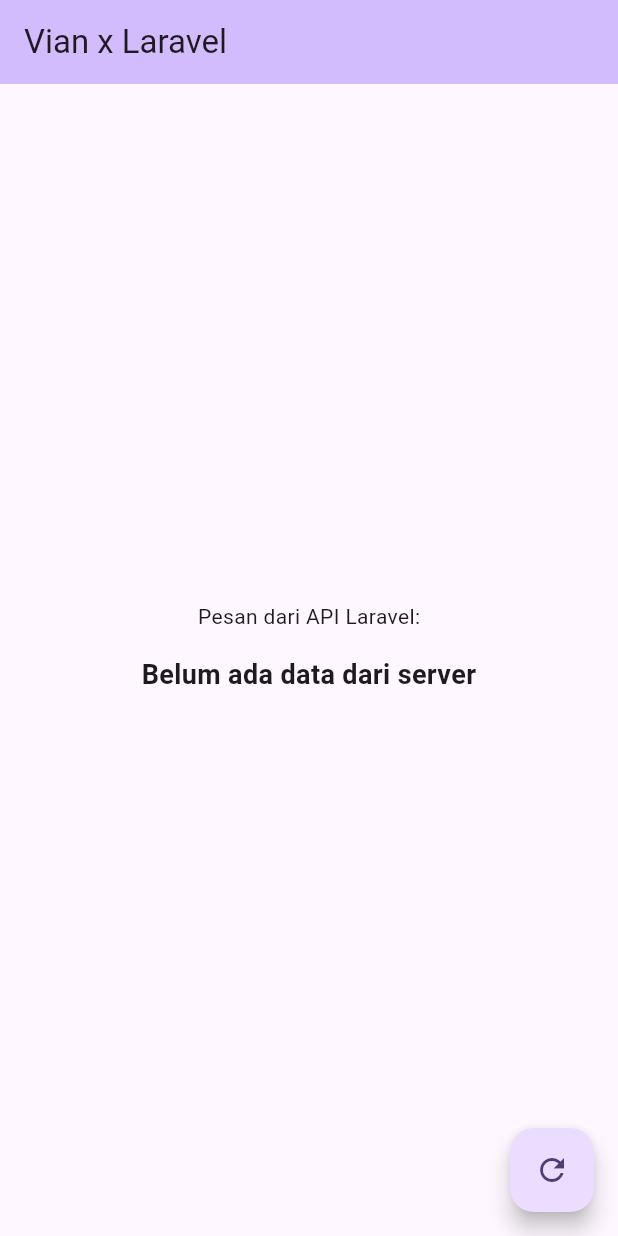
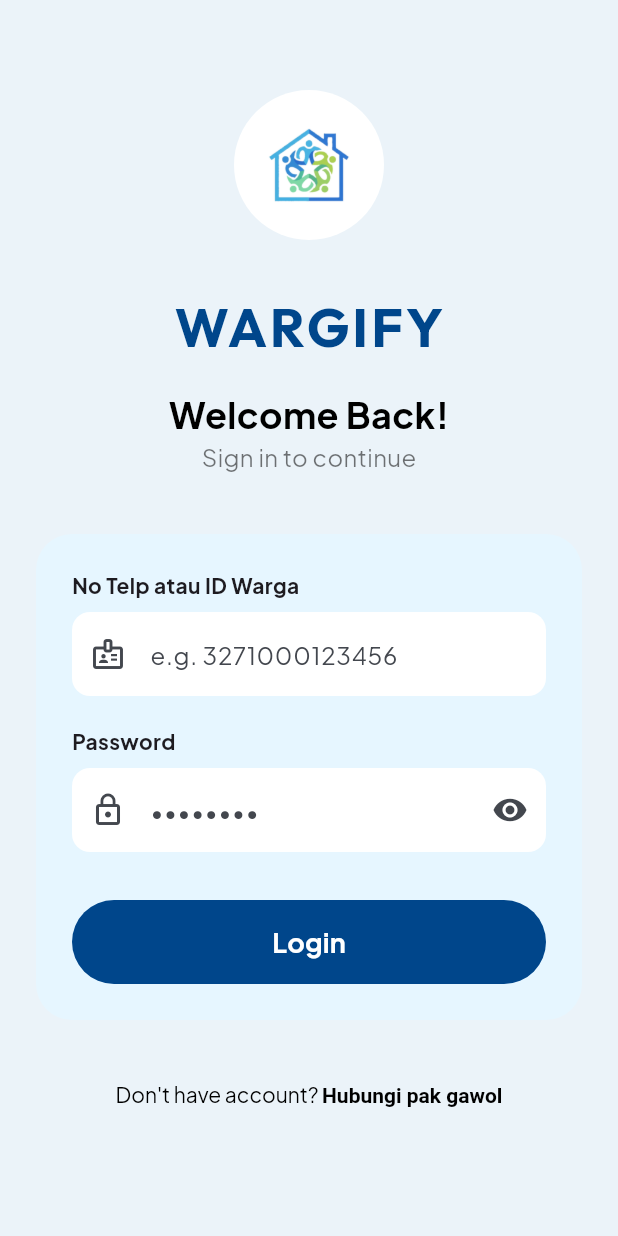
Before and after one commit to Algaray02/Wargify-Frontend, a Flutter app: the screen it shows after launch, on a phone screen of 412 x 824 dp. Run offline on Flutter 3.47's test engine with Material 3 defaults, Android fonts, the phone set to English and light mode, and no system bars; our stand-ins replace dio, google_fonts, shared_preferences.

Commit message:
feat: add authentication flow with login and logout functionality
- Created ApiEndpoints class for managing API endpoints.
- Added AppColors class for consistent color management.
- Implemented UserModel for user data representation.
- Developed LoginScreen for user authentication with input validation and loading state.
- Created DashboardScreen as a placeholder for the main application interface.
- Implemented AuthService for handling login, logout, and user session management.
- Added PrimaryButton widget for reusable button design.

```diff
--- /dev/null
+++ b/lib/core/constants/api_endpoints.dart
@@ -0,0 +1,9 @@
+class ApiEndpoints {
+  // Ganti dengan IP Local Komputer kamu (Cek via 'hostname -I' atau 'ip addr')
+  // PENTING: Pastikan IP ini adalah IP server di jaringan lokal yang SAMA dengan hape
+  static const String baseUrl = 'http://10.217.174.32:8081/api/v1';
+
+  static const String login = '/login';
+  static const String logout = '/logout';
+  static const String me = '/me';
+}
--- /dev/null
+++ b/lib/core/constants/colors.dart
@@ -0,0 +1,15 @@
+import 'package:flutter/material.dart';
+
+class AppColors {
+  static const primary = Color(0xFF00468B);
+  static const secondary = Color(0xFFE6F6FF);
+  static const background = Color(0xFFEBF3F9);
+  static const danger = Color(0xFFAD1114);
+  static const dangerLight = Color(0xFFBA3F42);
+  static const success = Color(0xFF2A6B2C);
+  static const successLight = Color(0xFFACF44A);
+
+  static const textPrimary = Colors.black;
+  static const textSecondary = Colors.black54;
+  static const white = Colors.white;
+}
--- a/lib/main.dart
+++ b/lib/main.dart
@@ -1,76 +1,38 @@
 import 'package:flutter/material.dart';
-import 'services/api_service.dart'; // pastikan kamu sudah buat file ini
+import 'package:google_fonts/google_fonts.dart';
+import 'core/constants/colors.dart';
+import 'screens/auth/login_screen.dart';
+import 'screens/dashboard/dashboard_screen.dart';
+import 'services/auth/auth_service.dart';
 
-void main() {
-  runApp(const MyApp());
+void main() async {
+  WidgetsFlutterBinding.ensureInitialized();
+
+  final authService = AuthService();
+  final bool loggedIn = await authService.isLoggedIn();
+
+  runApp(MyApp(initialPage: loggedIn ? const DashboardScreen() : const LoginScreen()));
 }
 
 class MyApp extends StatelessWidget {
-  const MyApp({super.key});
+  final Widget initialPage;
+
+  const MyApp({super.key, required this.initialPage});
 
   @override
   Widget build(BuildContext context) {
     return MaterialApp(
-      title: 'Flutter Laravel Test',
+      title: 'Wargify',
+      debugShowCheckedModeBanner: false,
       theme: ThemeData(
-        colorScheme: ColorScheme.fromSeed(seedColor: Colors.deepPurple),
+        colorScheme: ColorScheme.fromSeed(
+          seedColor: AppColors.primary,
+          primary: AppColors.primary,
+        ),
         useMaterial3: true,
+        textTheme: GoogleFonts.plusJakartaSansTextTheme(),
       ),
-      home: const MyHomePage(title: 'Vian x Laravel'),
+      home: initialPage,
     );
   }
 }
-
-class MyHomePage extends StatefulWidget {
-  const MyHomePage({super.key, required this.title});
-  final String title;
-
-  @override
-  State<MyHomePage> createState() => _MyHomePageState();
-}
-
-class _MyHomePageState extends State<MyHomePage> {
-  // Tambahkan variable untuk menampung respon dari Laravel
-  String _responseMessage = 'Belum ada data dari server';
-
-  // Fungsi untuk memanggil API
-  void _fetchData() async {
-    // Memanggil class ApiService yang kita buat sebelumnya
-    String message = await ApiService().cekKoneksi();
-
-    setState(() {
-      _responseMessage = message;
-    });
-  }
-
-  @override
-  Widget build(BuildContext context) {
-    return Scaffold(
-      appBar: AppBar(
-        backgroundColor: Theme.of(context).colorScheme.inversePrimary,
-        title: Text(widget.title),
-      ),
-      body: Center(
-        child: Column(
-          mainAxisAlignment: MainAxisAlignment.center,
-          children: [
-            const Text('Pesan dari API Laravel:'),
-            Padding(
-              padding: const EdgeInsets.all(16.0),
-              child: Text(
-                _responseMessage, // Menampilkan respon di sini
-                textAlign: TextAlign.center,
-                style: const TextStyle(fontWeight: FontWeight.bold, fontSize: 18),
-              ),
-            ),
-          ],
-        ),
-      ),
-      floatingActionButton: FloatingActionButton(
-        onPressed: _fetchData, // Ganti fungsi increment jadi fetch data
-        tooltip: 'Ambil Data',
-        child: const Icon(Icons.refresh),
-      ),
-    );
-  }
-}
--- /dev/null
+++ b/lib/models/user_model.dart
@@ -0,0 +1,34 @@
+class UserModel {
+  final String userId;
+  final String fullName;
+  final String username;
+  final String role;
+
+  UserModel({
+    required this.userId,
+    required this.fullName,
+    required this.username,
+    required this.role,
+  });
+
+  factory UserModel.fromJson(Map<String, dynamic> json) {
+    return UserModel(
+      userId: json['user_id'] ?? '',
+      fullName: json['full_name'] ?? '',
+      username: json['username'] ?? '',
+      role: json['role'] ?? '',
+    );
+  }
+
+  Map<String, dynamic> toJson() {
+    return {
+      'user_id': userId,
+      'full_name': fullName,
+      'username': username,
+      'role': role,
+    };
+  }
+
+  @override
+  String toString() => fullName;
+}
--- /dev/null
+++ b/lib/screens/auth/login_screen.dart
@@ -0,0 +1,202 @@
+import 'package:flutter/material.dart';
+import 'package:google_fonts/google_fonts.dart';
+import '../../core/constants/colors.dart';
+import '../../services/auth/auth_service.dart';
+import '../../widgets/common/primary_button.dart';
+import '../dashboard/dashboard_screen.dart';
+
+class LoginScreen extends StatefulWidget {
+  const LoginScreen({super.key});
+
+  @override
+  State<LoginScreen> createState() => _LoginScreenState();
+}
+
+class _LoginScreenState extends State<LoginScreen> {
+  final _usernameController = TextEditingController();
+  final _passwordController = TextEditingController();
+  final _authService = AuthService();
+  bool _isLoading = false;
+  bool _isPasswordVisible = false;
+
+  Future<void> _handleLogin() async {
+    if (_usernameController.text.isEmpty || _passwordController.text.isEmpty) {
+      ScaffoldMessenger.of(context).showSnackBar(
+        const SnackBar(content: Text('Harap isi semua field')),
+      );
+      return;
+    }
+
+    setState(() => _isLoading = true);
+
+    try {
+      await _authService.login(
+        _usernameController.text,
+        _passwordController.text,
+      );
+
+      if (mounted) {
+        Navigator.of(context).pushReplacement(
+          MaterialPageRoute(builder: (context) => const DashboardScreen()),
+        );
+      }
+    } catch (e) {
+      if (mounted) {
+        ScaffoldMessenger.of(context).showSnackBar(
+          SnackBar(content: Text(e.toString().replaceAll('Exception: ', ''))),
+        );
+      }
+    } finally {
+      if (mounted) setState(() => _isLoading = false);
+    }
+  }
+
+  @override
+  Widget build(BuildContext context) {
+    return Scaffold(
+      backgroundColor: AppColors.background,
+      body: SafeArea(
+        child: SingleChildScrollView(
+          padding: const EdgeInsets.symmetric(horizontal: 24.0),
+          child: Column(
+            crossAxisAlignment: CrossAxisAlignment.center,
+            children: [
+              const SizedBox(height: 60),
+              // Logo
+              Container(
+                width: 100,
+                height: 100,
+                decoration: const BoxDecoration(
+                  shape: BoxShape.circle,
+                  color: AppColors.white,
+                ),
+                child: Padding(
+                  padding: const EdgeInsets.all(12.0),
+                  child: Image.asset(
+                    'assets/images/logo.png',
+                    errorBuilder: (context, error, stackTrace) =>
+                        const Icon(Icons.home_work, size: 50, color: AppColors.primary),
+                  ),
+                ),
+              ),
+              const SizedBox(height: 32),
+              Text(
+                'WARGIFY',
+                style: GoogleFonts.outfit(
+                  fontSize: 36,
+                  fontWeight: FontWeight.bold,
+                  color: AppColors.primary,
+                  letterSpacing: 2,
+                ),
+              ),
+              const SizedBox(height: 16),
+              Text(
+                'Welcome Back!',
+                style: GoogleFonts.plusJakartaSans(
+                  fontSize: 24,
+                  fontWeight: FontWeight.bold,
+                  color: AppColors.textPrimary,
+                ),
+              ),
+              Text(
+                'Sign in to continue',
+                style: GoogleFonts.plusJakartaSans(
+                  fontSize: 16,
+                  color: AppColors.textSecondary,
+                ),
+              ),
+              const SizedBox(height: 40),
+              // Login Card
+              Container(
+                padding: const EdgeInsets.all(24),
+                decoration: BoxDecoration(
+                  color: AppColors.secondary,
+                  borderRadius: BorderRadius.circular(24),
+                ),
+                child: Column(
+                  crossAxisAlignment: CrossAxisAlignment.start,
+                  children: [
+                    Text(
+                      'No Telp atau ID Warga',
+                      style: GoogleFonts.plusJakartaSans(
+                        fontWeight: FontWeight.bold,
+                        fontSize: 14,
+                      ),
+                    ),
+                    const SizedBox(height: 8),
+                    TextField(
+                      controller: _usernameController,
+                      decoration: InputDecoration(
+                        hintText: 'e.g. 3271000123456',
+                        prefixIcon: const Icon(Icons.badge_outlined),
+                        fillColor: AppColors.white,
+                        filled: true,
+                        border: OutlineInputBorder(
+                          borderRadius: BorderRadius.circular(12),
+                          borderSide: BorderSide.none,
+                        ),
+                      ),
+                    ),
+                    const SizedBox(height: 20),
+                    Text(
+                      'Password',
+                      style: GoogleFonts.plusJakartaSans(
+                        fontWeight: FontWeight.bold,
+                        fontSize: 14,
+                      ),
+                    ),
+                    const SizedBox(height: 8),
+                    TextField(
+                      controller: _passwordController,
+                      obscureText: !_isPasswordVisible,
+                      decoration: InputDecoration(
+                        hintText: '••••••••',
+                        prefixIcon: const Icon(Icons.lock_outline),
+                        suffixIcon: IconButton(
+                          icon: Icon(
+                            _isPasswordVisible
+                                ? Icons.visibility_off
+                                : Icons.visibility,
+                          ),
+                          onPressed: () => setState(
+                              () => _isPasswordVisible = !_isPasswordVisible),
+                        ),
+                        fillColor: AppColors.white,
+                        filled: true,
+                        border: OutlineInputBorder(
+                          borderRadius: BorderRadius.circular(12),
+                          borderSide: BorderSide.none,
+                        ),
+                      ),
+                    ),
+                    const SizedBox(height: 32),
+                    PrimaryButton(
+                      label: 'Login',
+                      isLoading: _isLoading,
+                      onPressed: _handleLogin,
+                    ),
+                  ],
+                ),
+              ),
+              const SizedBox(height: 40),
+              RichText(
+                textAlign: TextAlign.center,
+                text: TextSpan(
+                  style: GoogleFonts.plusJakartaSans(color: AppColors.textPrimary, fontSize: 14),
+                  children: const [
+                    TextSpan(text: "Don't have account? "),
+                    TextSpan(
+                      text: "Hubungi pak gawol",
+                      style: TextStyle(fontWeight: FontWeight.bold),
+                    ),
+                  ],
+                ),
+              ),
+              const SizedBox(height: 20),
+            ],
+          ),
+        ),
+      ),
+    );
+  }
+}
--- a/lib/services/api_service.dart
+++ /dev/null
@@ -1,20 +0,0 @@
-import 'package:dio/dio.dart';
-
-class ApiService {
-  final Dio _dio = Dio();
-
-  // Gunakan 10.0.2.2 untuk Emulator Android
-  // final String baseUrl = 'http://10.0.2.2:8000/api'; //ini kalau pakai android emulator
-  // final String baseUrl = 'http://172.16.160.192:8000/api'; //ini kalau pakai hp asli
-  final String baseUrl = 'http://localhost:8000/api'; //ini kalau pakai chrome
-
-  Future<String> cekKoneksi() async {
-    try {
-      final response = await _dio.get('$baseUrl/halo');
-      // Pastikan Laravel merespon dengan format JSON: {"message": "..."}
-      return response.data['message'];
-    } catch (e) {
-      return "Error: $e";
-    }
-  }
-}
--- /dev/null
+++ b/lib/widgets/common/primary_button.dart
@@ -0,0 +1,44 @@
+import 'package:flutter/material.dart';
+import 'package:google_fonts/google_fonts.dart';
+import '../../core/constants/colors.dart';
+
+class PrimaryButton extends StatelessWidget {
+  final String label;
+  final VoidCallback? onPressed;
+  final bool isLoading;
+
+  const PrimaryButton({
+    super.key,
+    required this.label,
+    this.onPressed,
+    this.isLoading = false,
+  });
+
+  @override
+  Widget build(BuildContext context) {
+    return SizedBox(
+      width: double.infinity,
+      height: 56,
+      child: ElevatedButton(
+        onPressed: isLoading ? null : onPressed,
+        style: ElevatedButton.styleFrom(
+          backgroundColor: AppColors.primary,
+          foregroundColor: AppColors.white,
+          shape: RoundedRectangleBorder(
+            borderRadius: BorderRadius.circular(30),
+          ),
+          elevation: 0,
+        ),
+        child: isLoading
+            ? const CircularProgressIndicator(color: AppColors.white)
+            : Text(
+                label,
+                style: GoogleFonts.plusJakartaSans(
+                  fontSize: 18,
+                  fontWeight: FontWeight.bold,
+                ),
+              ),
+      ),
+    );
+  }
+}
```
Also changed, not shown: lib/screens/dashboard/dashboard_screen.dart (added, +61 -0 lines), lib/services/auth/auth_service.dart (added, +81 -0 lines), pubspec.yaml (+13 -6 lines), assets/images/logo-ai.png (added), assets/images/logo.png (added), pubspec.lock, 31 other files.
